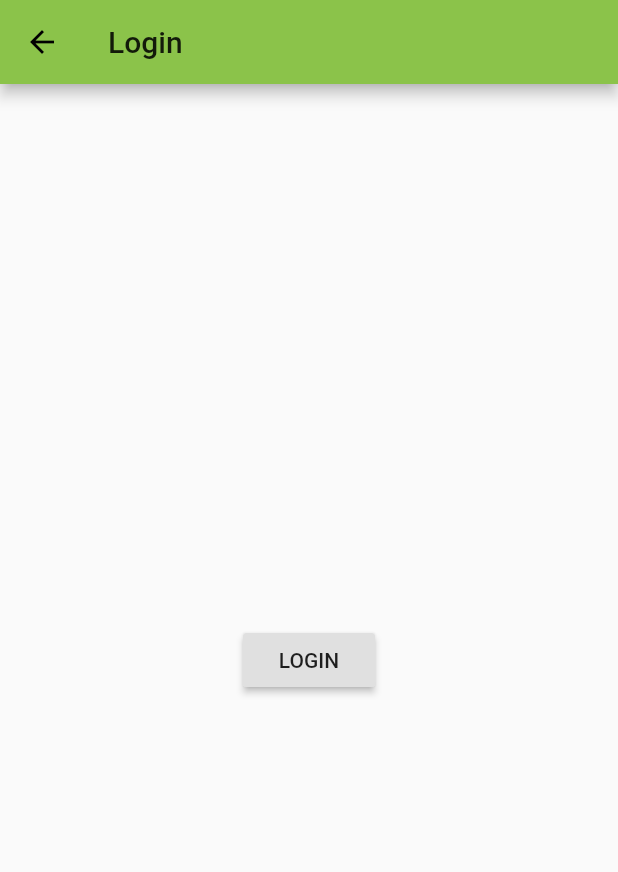
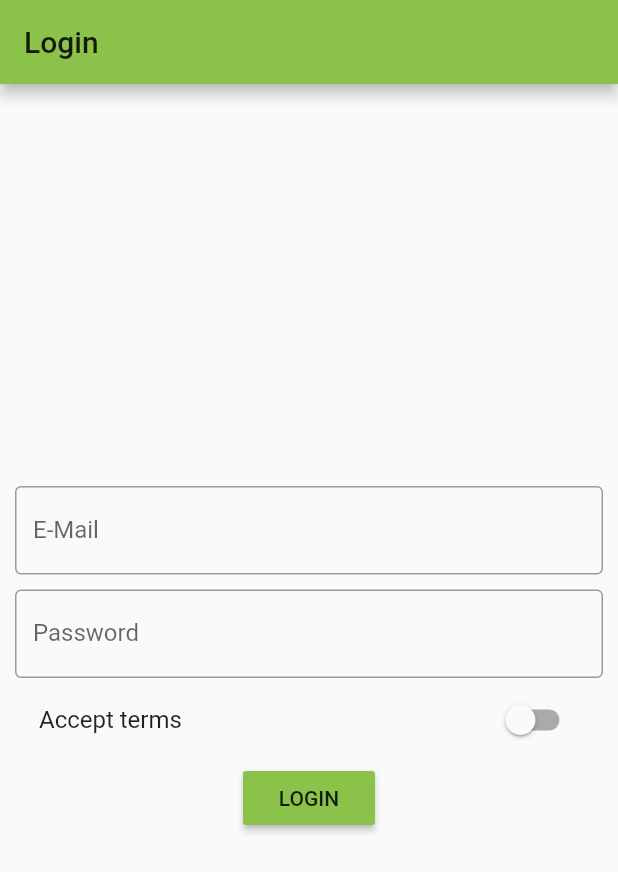
Before and after one commit to Kayson-Yusuph/flutter-project, a Flutter app: the AuthPage screen opened directly, on a phone screen of 412 x 824 dp. Shown: the top 872 px of the screen. Run offline on Flutter 3.47's test engine with Material 2 defaults, Android fonts, the phone set to English and light mode, and no system bars.

Commit message:
Modifying auth page, adding inputs

```diff
--- a/lib/pages/auth.dart
+++ b/lib/pages/auth.dart
@@ -1,21 +1,71 @@
 import 'package:flutter/material.dart';
 
-class AuthPage extends StatelessWidget {
+class AuthPage extends StatefulWidget {
   final bool mode;
   final Function setMode;
   AuthPage({this.mode, this.setMode});
+  @override
+  State<StatefulWidget> createState() => _AuthPageState();
+}
+
+class _AuthPageState extends State<AuthPage> {
+  String _emailValue;
+  String _passwordValue;
+  bool _acceptTerms = false;
   @override
   Widget build(BuildContext context) {
     return Scaffold(
       appBar: AppBar(
         title: Text('Login'),
       ),
-      body: Center(
-        child: RaisedButton(
-          onPressed: () {
-            Navigator.pushReplacementNamed(context, '/');
-          },
-          child: Text('LOGIN'),
+      body: Container(
+        margin: EdgeInsets.all(10),
+        child: Column(
+          mainAxisAlignment: MainAxisAlignment.center,
+          children: [
+            TextField(
+              decoration: InputDecoration(
+                labelText: 'E-Mail',
+                border: OutlineInputBorder(),
+              ),
+              onChanged: (String value) {
+                setState(() {
+                  _emailValue = value;
+                });
+              },
+            ),
+            SizedBox(
+              height: 10,
+            ),
+            TextField(
+              obscureText: true,
+              decoration: InputDecoration(
+                labelText: 'Password',
+                border: OutlineInputBorder(),
+              ),
+              onChanged: (String value) {
+                setState(() {
+                  _passwordValue = value;
+                });
+              },
+            ),
+            SwitchListTile(
+              value: _acceptTerms,
+              onChanged: (bool value) {
+                setState(() {
+                  _acceptTerms = value;
+                });
+              },
+              title: Text('Accept terms '),
+            ),
+            RaisedButton(
+              color: Theme.of(context).primaryColor,
+              onPressed: () {
+                Navigator.pushReplacementNamed(context, '/');
+              },
+              child: Text('LOGIN'),
+            )
+          ],
         ),
       ),
     );
```
Also changed, not shown: lib/main.dart (+8 -7 lines).
